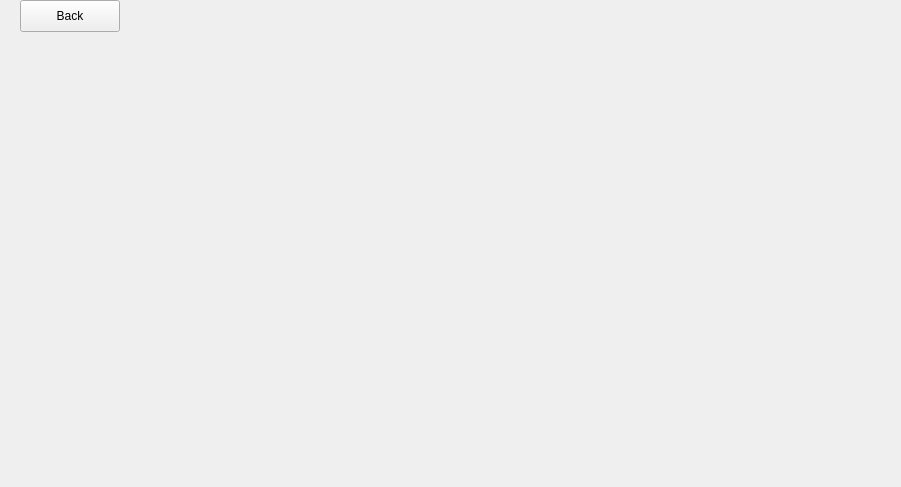
Qt form mainwindow.ui (amorra1/vaulttalk) before a commit.
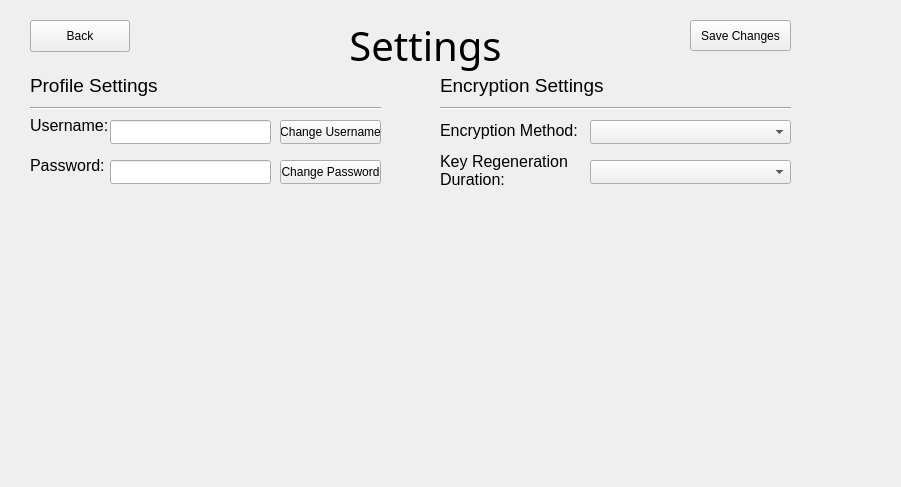
The same form after that commit. The open tabs and pages were chosen to show the change.

Commit message: added fields for settings page

Patch:
```diff
--- a/mainwindow.ui
+++ b/mainwindow.ui
@@ -17,8 +17,8 @@
    <widget class="QStackedWidget" name="stackedWidget">
     <property name="geometry">
      <rect>
-      <x>0</x>
-      <y>-10</y>
+      <x>-10</x>
+      <y>0</y>
       <width>901</width>
       <height>551</height>
      </rect>
@@ -332,8 +332,8 @@
      <widget class="QPushButton" name="homeButton">
       <property name="geometry">
        <rect>
-        <x>20</x>
-        <y>10</y>
+        <x>40</x>
+        <y>20</y>
         <width>100</width>
         <height>32</height>
        </rect>
@@ -342,6 +342,258 @@
        <string>Back</string>
       </property>
      </widget>
+     <widget class="QPushButton" name="saveChanges">
+      <property name="geometry">
+       <rect>
+        <x>700</x>
+        <y>20</y>
+        <width>101</width>
+        <height>31</height>
+       </rect>
+      </property>
+      <property name="text">
+       <string>Save Changes</string>
+      </property>
+     </widget>
+     <widget class="QLabel" name="settingsTitle">
+      <property name="geometry">
+       <rect>
+        <x>250</x>
+        <y>20</y>
+        <width>371</width>
+        <height>51</height>
+       </rect>
+      </property>
+      <property name="font">
+       <font>
+        <family>SWIsop2</family>
+        <pointsize>30</pointsize>
+        <bold>false</bold>
+       </font>
+      </property>
+      <property name="text">
+       <string>Settings</string>
+      </property>
+      <property name="alignment">
+       <set>Qt::AlignmentFlag::AlignCenter</set>
+      </property>
+     </widget>
+     <widget class="QLabel" name="settingsUsernameLabel">
+      <property name="geometry">
+       <rect>
+        <x>40</x>
+        <y>110</y>
+        <width>91</width>
+        <height>31</height>
+       </rect>
+      </property>
+      <property name="font">
+       <font>
+        <pointsize>12</pointsize>
+       </font>
+      </property>
+      <property name="text">
+       <string>Username:</string>
+      </property>
+     </widget>
+     <widget class="QLineEdit" name="settingsUsernameBox">
+      <property name="geometry">
+       <rect>
+        <x>120</x>
+        <y>120</y>
+        <width>161</width>
+        <height>24</height>
+       </rect>
+      </property>
+      <property name="font">
+       <font>
+        <pointsize>12</pointsize>
+       </font>
+      </property>
+     </widget>
+     <widget class="QLabel" name="settingsPasswordLabe">
+      <property name="geometry">
+       <rect>
+        <x>40</x>
+        <y>150</y>
+        <width>91</width>
+        <height>31</height>
+       </rect>
+      </property>
+      <property name="font">
+       <font>
+        <pointsize>12</pointsize>
+       </font>
+      </property>
+      <property name="text">
+       <string>Password:</string>
+      </property>
+     </widget>
+     <widget class="QLineEdit" name="settingsPasswordBox">
+      <property name="geometry">
+       <rect>
+        <x>120</x>
+        <y>160</y>
+        <width>161</width>
+        <height>24</height>
+       </rect>
+      </property>
+      <property name="font">
+       <font>
+        <pointsize>12</pointsize>
+       </font>
+      </property>
+     </widget>
+     <widget class="QPushButton" name="changeUsername">
+      <property name="geometry">
+       <rect>
+        <x>290</x>
+        <y>120</y>
+        <width>101</width>
+        <height>24</height>
+       </rect>
+      </property>
+      <property name="text">
+       <string>Change Username</string>
+      </property>
+     </widget>
+     <widget class="QPushButton" name="changePassword">
+      <property name="geometry">
+       <rect>
+        <x>290</x>
+        <y>160</y>
+        <width>101</width>
+        <height>24</height>
+       </rect>
+      </property>
+      <property name="text">
+       <string>Change Password</string>
+      </property>
+     </widget>
+     <widget class="Line" name="line">
+      <property name="geometry">
+       <rect>
+        <x>40</x>
+        <y>100</y>
+        <width>351</width>
+        <height>16</height>
+       </rect>
+      </property>
+      <property name="orientation">
+       <enum>Qt::Orientation::Horizontal</enum>
+      </property>
+     </widget>
+     <widget class="QLabel" name="profileLabel">
+      <property name="geometry">
+       <rect>
+        <x>40</x>
+        <y>70</y>
+        <width>131</width>
+        <height>31</height>
+       </rect>
+      </property>
+      <property name="font">
+       <font>
+        <pointsize>14</pointsize>
+       </font>
+      </property>
+      <property name="text">
+       <string>Profile Settings</string>
+      </property>
+     </widget>
+     <widget class="QLabel" name="encryptionSettingsLabel">
+      <property name="geometry">
+       <rect>
+        <x>450</x>
+        <y>70</y>
+        <width>171</width>
+        <height>31</height>
+       </rect>
+      </property>
+      <property name="font">
+       <font>
+        <pointsize>14</pointsize>
+       </font>
+      </property>
+      <property name="text">
+       <string>Encryption Settings</string>
+      </property>
+     </widget>
+     <widget class="Line" name="line_2">
+      <property name="geometry">
+       <rect>
+        <x>450</x>
+        <y>100</y>
+        <width>351</width>
+        <height>16</height>
+       </rect>
+      </property>
+      <property name="orientation">
+       <enum>Qt::Orientation::Horizontal</enum>
+      </property>
+     </widget>
+     <widget class="QLabel" name="encryptionMehthodLabel">
+      <property name="geometry">
+       <rect>
+        <x>450</x>
+        <y>110</y>
+        <width>151</width>
+        <height>41</height>
+       </rect>
+      </property>
+      <property name="font">
+       <font>
+        <pointsize>12</pointsize>
+       </font>
+      </property>
+      <property name="text">
+       <string>Encryption Method:</string>
+      </property>
+      <property name="wordWrap">
+       <bool>true</bool>
+      </property>
+     </widget>
+     <widget class="QComboBox" name="methodDropdown">
+      <property name="geometry">
+       <rect>
+        <x>600</x>
+        <y>120</y>
+        <width>201</width>
+        <height>24</height>
+       </rect>
+      </property>
+     </widget>
+     <widget class="QLabel" name="regenDurationLabel">
+      <property name="geometry">
+       <rect>
+        <x>450</x>
+        <y>140</y>
+        <width>141</width>
+        <height>61</height>
+       </rect>
+      </property>
+      <property name="font">
+       <font>
+        <pointsize>12</pointsize>
+       </font>
+      </property>
+      <property name="text">
+       <string>Key Regeneration Duration:</string>
+      </property>
+      <property name="wordWrap">
+       <bool>true</bool>
+      </property>
+     </widget>
+     <widget class="QComboBox" name="regenDurationDropdown">
+      <property name="geometry">
+       <rect>
+        <x>600</x>
+        <y>160</y>
+        <width>201</width>
+        <height>24</height>
+       </rect>
+      </property>
+     </widget>
     </widget>
    </widget>
   </widget>
```
Left out of the diff: 2 changed lines with no effect on the pictures.
